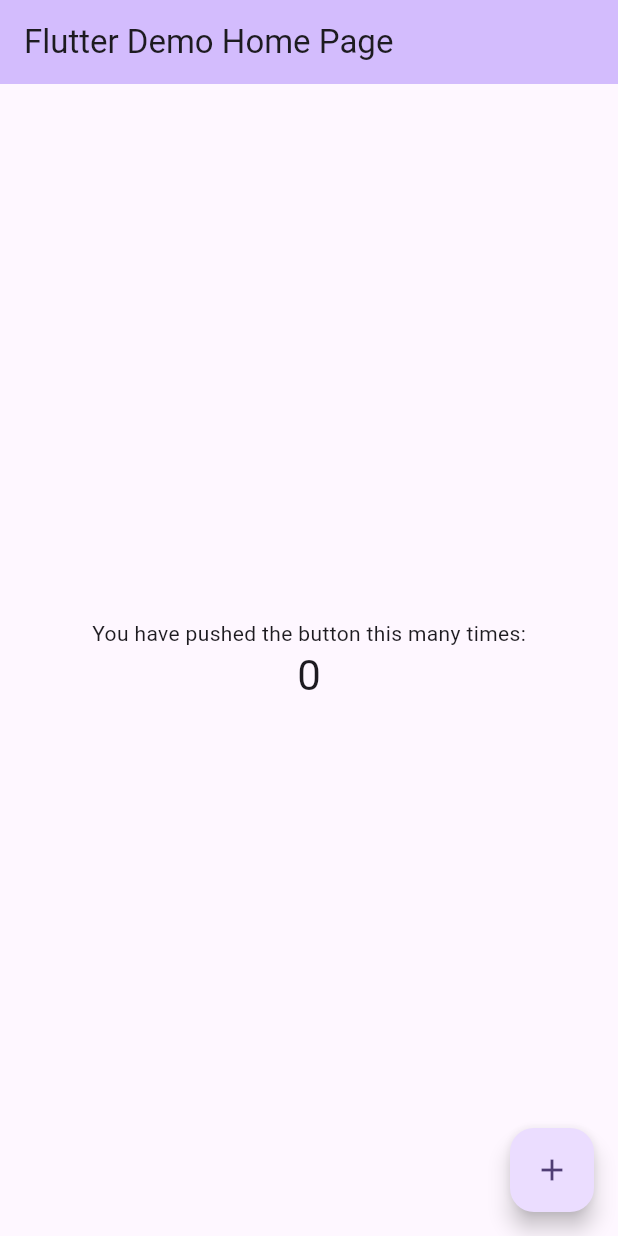
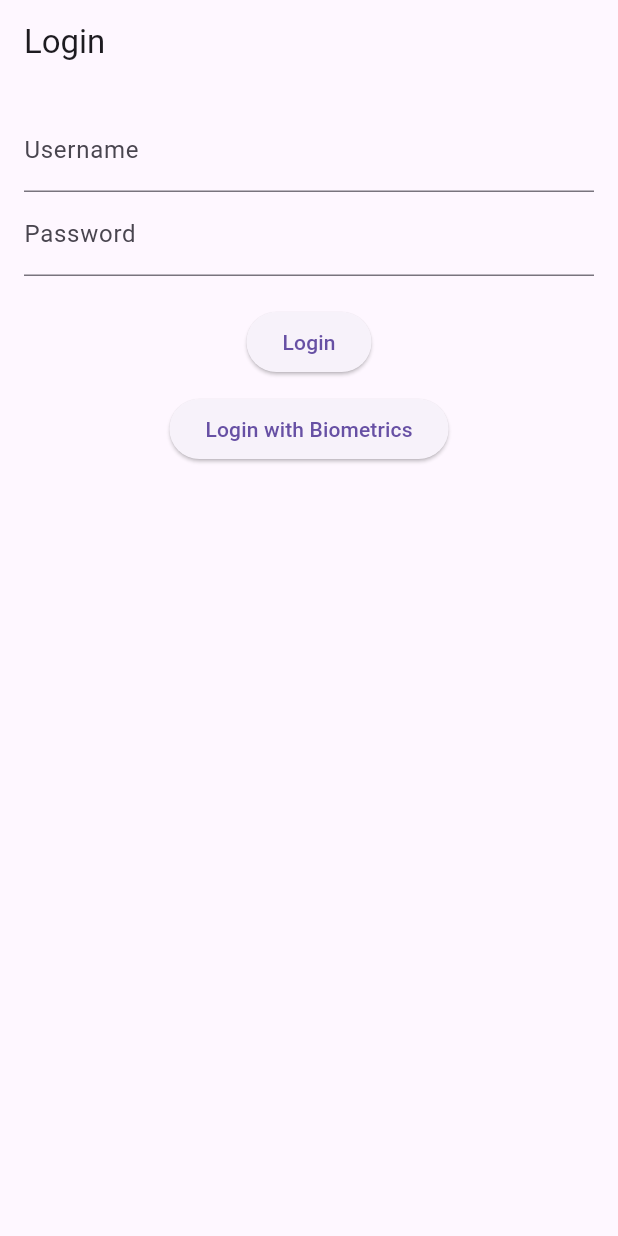
Before and after one commit to astarta16/logiks_solutions, a Flutter app: the screen it shows after launch, on a phone screen of 412 x 824 dp. Run offline on Flutter 3.47's test engine with Material 3 defaults, Android fonts, the phone set to English and light mode, and no system bars; our stand-ins replace dio, equatable, flutter_riverpod, get_it, local_auth.

Commit message:
create login without Ui and fetch the products

```diff
--- /dev/null
+++ b/lib/core/error/exceptions.dart
@@ -0,0 +1,3 @@
+class ServerException implements Exception {}
+
+class NetworkException implements Exception {}
--- /dev/null
+++ b/lib/features/auth/data/auth_repository_impl.dart
@@ -0,0 +1,14 @@
+import 'package:logiks_solutions/features/auth/domain/auth_repository.dart';
+
+class AuthRepositoryImpl implements AuthRepository {
+  @override
+  Future<bool> login(String username, String password) async {
+    await Future.delayed(const Duration(seconds: 1));
+
+    if (username == 'test' && password == 'test123') {
+      return true;
+    } else {
+      return false;
+    }
+  }
+}
--- /dev/null
+++ b/lib/features/auth/domain/auth_repository.dart
@@ -0,0 +1,3 @@
+abstract class AuthRepository {
+  Future<bool> login(String username, String password);
+}
--- /dev/null
+++ b/lib/features/auth/presentation/screens/login_screen.dart
@@ -0,0 +1,92 @@
+import 'package:flutter/material.dart';
+import 'package:flutter_riverpod/flutter_riverpod.dart';
+import 'package:logiks_solutions/features/products/presentation/screens/products_screen.dart';
+import '../providers/auth_provider.dart';
+
+class LoginScreen extends ConsumerStatefulWidget {
+  const LoginScreen({super.key});
+
+  @override
+  ConsumerState<LoginScreen> createState() => _LoginScreenState();
+}
+
+class _LoginScreenState extends ConsumerState<LoginScreen> {
+  final usernameController = TextEditingController();
+  final passwordController = TextEditingController();
+
+  @override
+  Widget build(BuildContext context) {
+    final state = ref.watch(authProvider);
+
+    return Scaffold(
+      appBar: AppBar(title: const Text('Login')),
+      body: Padding(
+        padding: const EdgeInsets.all(16),
+        child: Column(
+          children: [
+            TextField(
+              controller: usernameController,
+              decoration: const InputDecoration(labelText: 'Username'),
+            ),
+            TextField(
+              controller: passwordController,
+              obscureText: true,
+              decoration: const InputDecoration(labelText: 'Password'),
+            ),
+            const SizedBox(height: 20),
+
+            if (state.error != null)
+              Text(state.error!, style: const TextStyle(color: Colors.red)),
+
+            ElevatedButton(
+              onPressed: state.isLoading
+                  ? null
+                  : () async {
+                      final success = await ref
+                          .read(authProvider.notifier)
+                          .login(
+                            usernameController.text,
+                            passwordController.text,
+                          );
+
+                      if (success && context.mounted) {
+                        Navigator.pushReplacement(
+                          context,
+                          MaterialPageRoute(
+                            builder: (_) => const ProductsScreen(),
+                          ),
+                        );
+                      }
+                    },
+              child: state.isLoading
+                  ? const CircularProgressIndicator()
+                  : const Text('Login'),
+            ),
+
+            const SizedBox(height: 10),
+
+            ElevatedButton(
+              onPressed: state.isLoading
+                  ? null
+                  : () async {
+                      final success = await ref
+                          .read(authProvider.notifier)
+                          .loginWithBiometrics();
+
+                      if (success && context.mounted) {
+                        Navigator.pushReplacement(
+                          context,
+                          MaterialPageRoute(
+                            builder: (_) => const Placeholder(),
+                          ),
+                        );
+                      }
+                    },
+              child: const Text('Login with Biometrics'),
+            ),
+          ],
+        ),
+      ),
+    );
+  }
+}
--- /dev/null
+++ b/lib/features/products/domain/products_repository.dart
@@ -0,0 +1,5 @@
+import '../data/product_model.dart';
+
+abstract class ProductsRepository {
+  Future<List<ProductModel>> getProducts();
+}
--- a/lib/main.dart
+++ b/lib/main.dart
@@ -1,122 +1,24 @@
 import 'package:flutter/material.dart';
+import 'package:flutter_riverpod/flutter_riverpod.dart';
+import 'package:logiks_solutions/features/auth/presentation/screens/login_screen.dart';
+import 'injection/injection.dart' as di;
 
-void main() {
-  runApp(const MyApp());
+void main() async {
+  WidgetsFlutterBinding.ensureInitialized();
+  await di.init();
+
+  runApp(const ProviderScope(child: MyApp()));
 }
 
 class MyApp extends StatelessWidget {
   const MyApp({super.key});
 
-  // This widget is the root of your application.
   @override
   Widget build(BuildContext context) {
     return MaterialApp(
-      title: 'Flutter Demo',
-      theme: ThemeData(
-        // This is the theme of your application.
-        //
-        // TRY THIS: Try running your application with "flutter run". You'll see
-        // the application has a purple toolbar. Then, without quitting the app,
-        // try changing the seedColor in the colorScheme below to Colors.green
-        // and then invoke "hot reload" (save your changes or press the "hot
-        // reload" button in a Flutter-supported IDE, or press "r" if you used
-        // the command line to start the app).
-        //
-        // Notice that the counter didn't reset back to zero; the application
-        // state is not lost during the reload. To reset the state, use hot
-        // restart instead.
-        //
-        // This works for code too, not just values: Most code changes can be
-        // tested with just a hot reload.
-        colorScheme: .fromSeed(seedColor: Colors.deepPurple),
-      ),
-      home: const MyHomePage(title: 'Flutter Demo Home Page'),
+      title: 'Product App',
+      debugShowCheckedModeBanner: false,
+      home: const LoginScreen(),
     );
   }
 }
-
-class MyHomePage extends StatefulWidget {
-  const MyHomePage({super.key, required this.title});
-
-  // This widget is the home page of your application. It is stateful, meaning
-  // that it has a State object (defined below) that contains fields that affect
-  // how it looks.
-
-  // This class is the configuration for the state. It holds the values (in this
-  // case the title) provided by the parent (in this case the App widget) and
-  // used by the build method of the State. Fields in a Widget subclass are
-  // always marked "final".
-
-  final String title;
-
-  @override
-  State<MyHomePage> createState() => _MyHomePageState();
-}
-
-class _MyHomePageState extends State<MyHomePage> {
-  int _counter = 0;
-
-  void _incrementCounter() {
-    setState(() {
-      // This call to setState tells the Flutter framework that something has
-      // changed in this State, which causes it to rerun the build method below
-      // so that the display can reflect the updated values. If we changed
-      // _counter without calling setState(), then the build method would not be
-      // called again, and so nothing would appear to happen.
-      _counter++;
-    });
-  }
-
-  @override
-  Widget build(BuildContext context) {
-    // This method is rerun every time setState is called, for instance as done
-    // by the _incrementCounter method above.
-    //
-    // The Flutter framework has been optimized to make rerunning build methods
-    // fast, so that you can just rebuild anything that needs updating rather
-    // than having to individually change instances of widgets.
-    return Scaffold(
-      appBar: AppBar(
-        // TRY THIS: Try changing the color here to a specific color (to
-        // Colors.amber, perhaps?) and trigger a hot reload to see the AppBar
-        // change color while the other colors stay the same.
-        backgroundColor: Theme.of(context).colorScheme.inversePrimary,
-        // Here we take the value from the MyHomePage object that was created by
-        // the App.build method, and use it to set our appbar title.
-        title: Text(widget.title),
-      ),
-      body: Center(
-        // Center is a layout widget. It takes a single child and positions it
-        // in the middle of the parent.
-        child: Column(
-          // Column is also a layout widget. It takes a list of children and
-          // arranges them vertically. By default, it sizes itself to fit its
-          // children horizontally, and tries to be as tall as its parent.
-          //
-          // Column has various properties to control how it sizes itself and
-          // how it positions its children. Here we use mainAxisAlignment to
-          // center the children vertically; the main axis here is the vertical
-          // axis because Columns are vertical (the cross axis would be
-          // horizontal).
-          //
-          // TRY THIS: Invoke "debug painting" (choose the "Toggle Debug Paint"
-          // action in the IDE, or press "p" in the console), to see the
-          // wireframe for each widget.
-          mainAxisAlignment: .center,
-          children: [
-            const Text('You have pushed the button this many times:'),
-            Text(
-              '$_counter',
-              style: Theme.of(context).textTheme.headlineMedium,
-            ),
-          ],
-        ),
-      ),
-      floatingActionButton: FloatingActionButton(
-        onPressed: _incrementCounter,
-        tooltip: 'Increment',
-        child: const Icon(Icons.add),
-      ),
-    );
-  }
-}
```
Also changed, not shown: lib/core/error/failures.dart (added, +18 -0 lines), lib/core/network/api_client.dart (added, +25 -0 lines), lib/features/auth/data/biometric_service.dart (added, +19 -0 lines), lib/features/auth/presentation/providers/auth_provider.dart (added, +56 -0 lines), lib/features/products/data/product_model.dart (added, +15 -0 lines), lib/features/products/data/products_remote_datasource.dart (added, +16 -0 lines), lib/features/products/data/products_repository_impl.dart (added, +14 -0 lines), lib/features/products/presentation/providers/products_provider.dart (added, +90 -0 lines), lib/features/products/presentation/screens/products_screen.dart (added, +115 -0 lines), lib/injection/injection.dart (added, +19 -0 lines), pubspec.yaml (+9 -70 lines), pubspec.lock, 13 other files.
